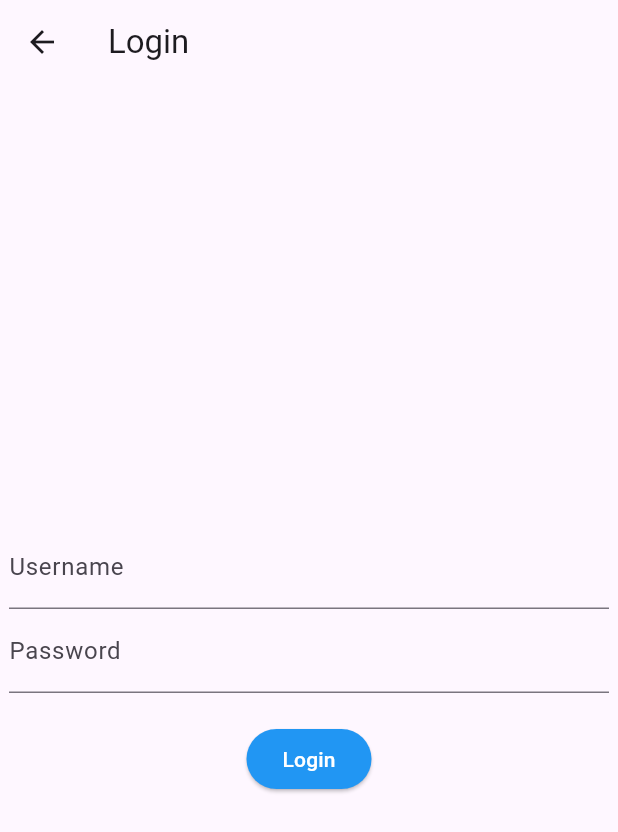
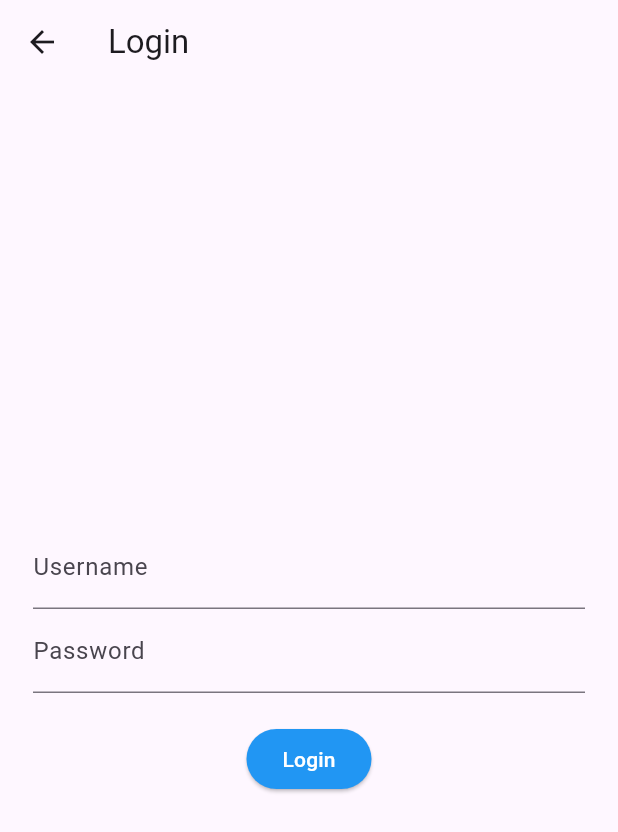
Before and after one commit to putetrekk/pocketrank, a Flutter app: the screen it shows after launch, after a tap on "Go to Login Page", on a phone screen of 412 x 824 dp. Shown: the top 832 px of the screen. Run offline on Flutter 3.47's test engine with Material 3 defaults, Android fonts, the phone set to English and light mode, and no system bars; our stand-ins replace flutter_dotenv, flutter_svg, logger, pocketbase.

Commit message:
Add horizontal padding to login page

```diff
--- a/pocketrank_app/lib/pages/login.dart
+++ b/pocketrank_app/lib/pages/login.dart
@@ -68,6 +68,7 @@ class _LoginPageState extends State<LoginPage> {
           constraints: const BoxConstraints(
             maxWidth: 400,
           ),
+          padding: const EdgeInsets.symmetric(horizontal: 16.0),
           child: Column(
             mainAxisAlignment: MainAxisAlignment.center,
             children: [
```
